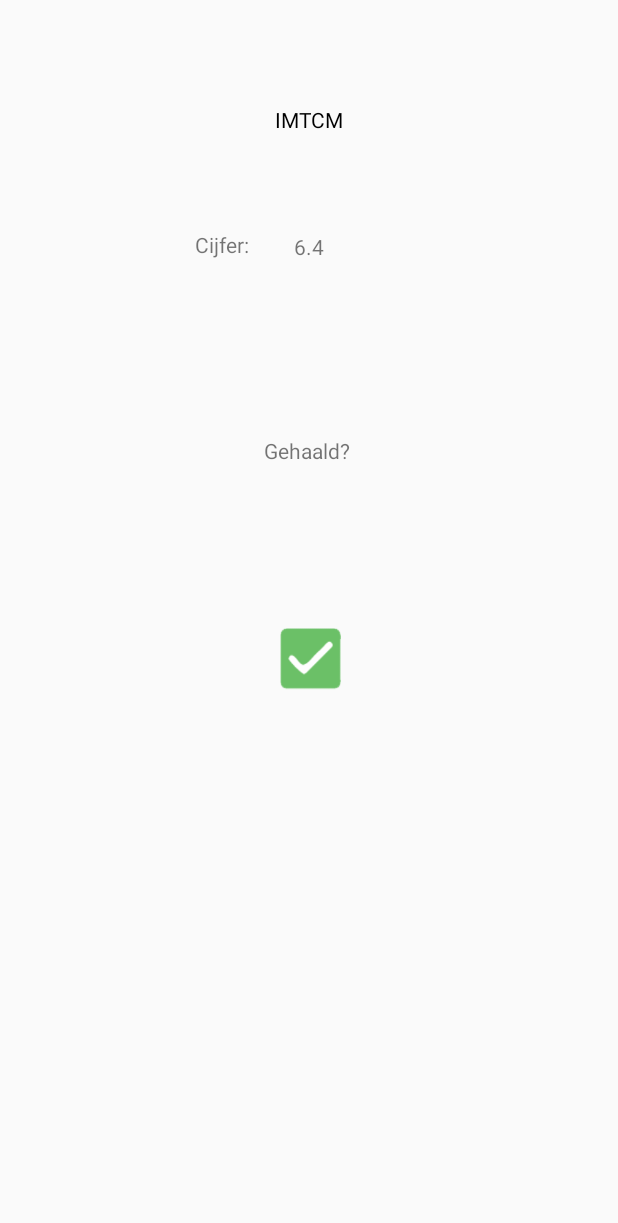
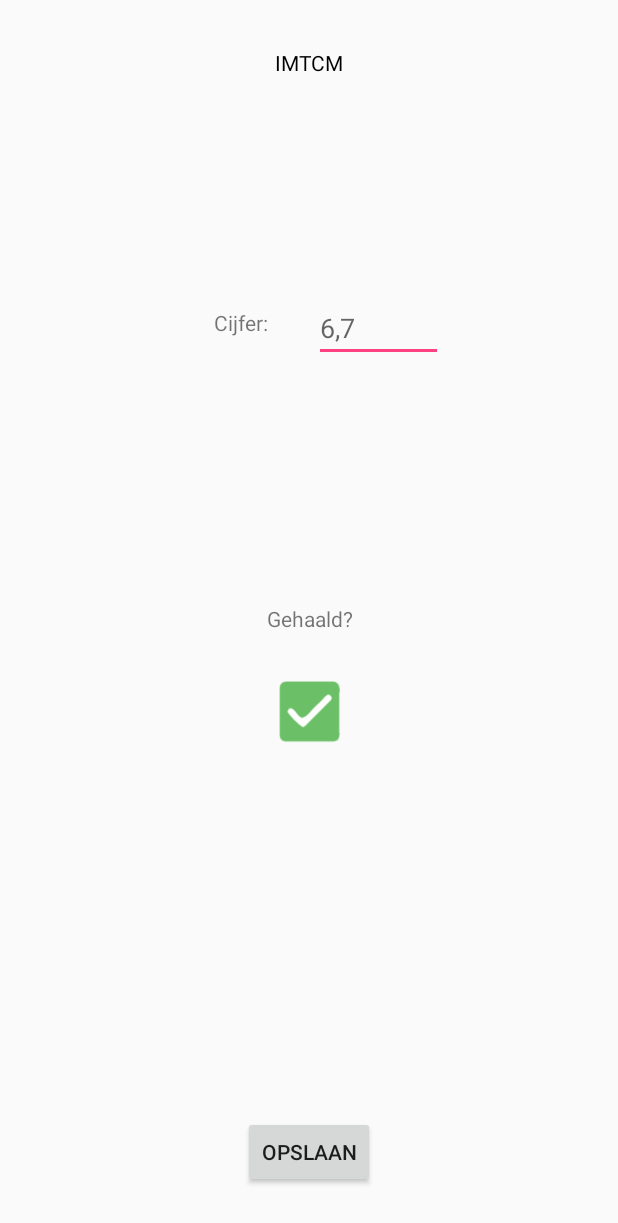
Before and after one commit to Roohn/IMTPMD, an Android app: the layout activity_scherm03.xml on its own in the app's theme, with its tools: preview values and no code run, on a phone screen of 412 x 824 dp. Shown: the top 1223 px of the screen. Run offline under Robolectric (Android 15) with nearby library versions, the phone set to English and light mode, and no system bars.

Commit message:
cijfers invoer

```diff
--- a/app/build.gradle
+++ b/app/build.gradle
@@ -28,5 +28,7 @@ dependencies {
     compile 'com.android.support.constraint:constraint-layout:1.0.2'
     compile 'com.android.support:recyclerview-v7:25.3.1'
     compile 'com.android.support:design:25.3.1'
+    compile 'com.google.code.gson:gson:2.3.1'
+    compile 'com.mcxiaoke.volley:library:1.0.19'
     testCompile 'junit:junit:4.12'
 }
--- a/app/src/main/AndroidManifest.xml
+++ b/app/src/main/AndroidManifest.xml
@@ -19,6 +19,7 @@
             </intent-filter>
         </activity>
         <activity android:name=".ModulesActivity"></activity>
+        <activity android:name=".GradesActivity"></activity>
     </application>
 
 </manifest>
--- a/app/src/main/res/layout/activity_scherm03.xml
+++ b/app/src/main/res/layout/activity_scherm03.xml
@@ -7,87 +7,98 @@
     tools:context="nl.hsleiden.imtpmd.MainActivity">
 
     <TextView
-        android:id="@+id/textView2"
+        android:id="@+id/cijferNaam"
+        android:layout_width="wrap_content"
+        android:layout_height="wrap_content"
+        android:layout_marginLeft="8dp"
+        android:layout_marginRight="8dp"
+        android:layout_marginTop="32dp"
+        android:text="IMTCM"
+        app:layout_constraintHorizontal_bias="0.501"
+        app:layout_constraintLeft_toLeftOf="parent"
+        app:layout_constraintRight_toRightOf="parent"
+        app:layout_constraintTop_toTopOf="parent"
+        tools:textColor="#000000"
+        tools:textSize="35sp" />
+
+
+    <TextView
+        android:layout_width="wrap_content"
+        android:layout_height="wrap_content"
+        android:layout_marginBottom="8dp"
+        android:layout_marginLeft="8dp"
+        android:layout_marginRight="100dp"
+        android:layout_marginTop="8dp"
+        android:text="Cijfer:"
+        app:layout_constraintBottom_toBottomOf="parent"
+        app:layout_constraintHorizontal_bias="0.502"
+        app:layout_constraintLeft_toLeftOf="parent"
+        app:layout_constraintRight_toRightOf="parent"
+        app:layout_constraintTop_toBottomOf="@+id/textView2"
+        app:layout_constraintTop_toTopOf="parent"
+        app:layout_constraintVertical_bias="0.25"
+        tools:style="@android:style/Widget.DeviceDefault.Light.TextView"
+        tools:textSize="35sp"
+        android:id="@+id/textView" />
+
+    <TextView
         android:layout_width="wrap_content"
         android:layout_height="wrap_content"
         android:layout_marginBottom="8dp"
         android:layout_marginLeft="8dp"
         android:layout_marginRight="8dp"
         android:layout_marginTop="8dp"
-        android:text="IMTCM"
+        android:text="Gehaald?"
         app:layout_constraintBottom_toBottomOf="parent"
         app:layout_constraintHorizontal_bias="0.501"
         app:layout_constraintLeft_toLeftOf="parent"
         app:layout_constraintRight_toRightOf="parent"
         app:layout_constraintTop_toTopOf="parent"
-        app:layout_constraintVertical_bias="0.079"
-        tools:textColor="#000000"
-        tools:textSize="35sp" />
+        tools:style="@android:style/Widget.DeviceDefault.Light.TextView"
+        tools:textSize="35sp"
+        android:id="@+id/textView3" />
 
+    <ImageView
+        android:id="@+id/cijferCheckmark"
+        android:layout_width="46dp"
+        android:layout_height="41dp"
+        android:layout_marginLeft="8dp"
+        android:layout_marginRight="8dp"
+        android:layout_marginTop="32dp"
+        android:src="@drawable/greenarrow"
+        app:layout_constraintHorizontal_bias="0.501"
+        app:layout_constraintLeft_toLeftOf="parent"
+        app:layout_constraintRight_toRightOf="parent"
+        app:layout_constraintTop_toBottomOf="@+id/textView3" />
 
-    <TextView
-        android:id="@+id/textView4"
+    <EditText
+        android:id="@+id/cijferInvoer"
+        android:layout_width="86dp"
+        android:layout_height="41dp"
+        android:layout_marginBottom="8dp"
+        android:layout_marginLeft="100dp"
+        android:layout_marginRight="8dp"
+        android:layout_marginTop="8dp"
+        android:ems="10"
+        android:hint="6,7"
+        android:inputType="numberDecimal"
+        app:layout_constraintBottom_toBottomOf="parent"
+        app:layout_constraintHorizontal_bias="0.502"
+        app:layout_constraintLeft_toLeftOf="parent"
+        app:layout_constraintRight_toRightOf="parent"
+        app:layout_constraintTop_toTopOf="parent"
+        app:layout_constraintVertical_bias="0.25" />
+
+    <Button
+        android:id="@+id/cijferSave"
         android:layout_width="wrap_content"
         android:layout_height="wrap_content"
-        android:text="Cijfer:"
-        tools:style="@android:style/Widget.DeviceDefault.Light.TextView"
-        tools:textSize="35sp"
-        android:layout_marginTop="8dp"
-        app:layout_constraintTop_toBottomOf="@+id/textView2"
+        android:layout_marginBottom="32dp"
+        android:layout_marginLeft="8dp"
+        android:layout_marginRight="8dp"
+        android:text="Opslaan"
         app:layout_constraintBottom_toBottomOf="parent"
-        android:layout_marginBottom="8dp"
-        app:layout_constraintVertical_bias="0.08"
-        android:layout_marginLeft="130dp"
-        app:layout_constraintLeft_toLeftOf="parent" />
-
-    <TextView
-        android:id="@+id/textView6"
-        android:layout_width="wrap_content"
-        android:layout_height="wrap_content"
-        android:text="Gehaald?"
-        tools:style="@android:style/Widget.DeviceDefault.Light.TextView"
-        tools:textSize="35sp"
-        android:layout_marginTop="201dp"
-        app:layout_constraintTop_toBottomOf="@+id/textView2"
-        android:layout_marginLeft="16dp"
         app:layout_constraintLeft_toLeftOf="parent"
-        android:layout_marginRight="8dp"
-        app:layout_constraintRight_toRightOf="parent"
-        app:layout_constraintHorizontal_bias="0.483" />
-
-    <TextView
-        android:id="@+id/textView"
-        android:layout_width="wrap_content"
-        android:layout_height="wrap_content"
-        android:text="6.4"
-        tools:style="@android:style/Widget.DeviceDefault.Light.TextView"
-        tools:textSize="35sp"
-        android:layout_marginRight="119dp"
-        app:layout_constraintRight_toRightOf="parent"
-        android:layout_marginTop="8dp"
-        app:layout_constraintTop_toBottomOf="@+id/textView2"
-        app:layout_constraintBottom_toBottomOf="parent"
-        android:layout_marginBottom="8dp"
-        app:layout_constraintVertical_bias="0.082"
-        app:layout_constraintLeft_toRightOf="@+id/textView4"
-        android:layout_marginLeft="8dp"
-        app:layout_constraintHorizontal_bias="0.225" />
-
-    <ImageView
-        android:id="@+id/imageView4"
-        android:layout_width="46dp"
-        android:layout_height="41dp"
-        android:src="@drawable/greenarrow"
-        android:layout_marginRight="8dp"
-        app:layout_constraintRight_toRightOf="parent"
-        android:layout_marginLeft="8dp"
-        app:layout_constraintLeft_toLeftOf="parent"
-        app:layout_constraintBottom_toBottomOf="parent"
-        android:layout_marginBottom="8dp"
-        app:layout_constraintHorizontal_bias="0.502"
-        android:layout_marginTop="8dp"
-        app:layout_constraintTop_toBottomOf="@+id/textView6"
-        app:layout_constraintVertical_bias="0.22"
-        tools:layout_editor_absoluteY="359dp" />
+        app:layout_constraintRight_toRightOf="parent" />
 
 </android.support.constraint.ConstraintLayout>
--- a/build.gradle
+++ b/build.gradle
@@ -15,6 +15,7 @@ buildscript {
 allprojects {
     repositories {
         jcenter()
+        maven { url "https://oss.sonatype.org/content/repositories/snapshots/"}
     }
 }
 
```
Also changed, not shown: app/src/main/java/nl/hsleiden/imtpmd/GradesActivity.java (added, +79 -0 lines), app/src/main/java/nl/hsleiden/imtpmd/ModulesActivity.java (+14 -9 lines), app/src/main/java/nl/hsleiden/imtpmd/ModulesArrayAdapter.java (+20 -3 lines), app/src/main/java/nl/hsleiden/imtpmd/models/Modules.java (+12 -2 lines).
